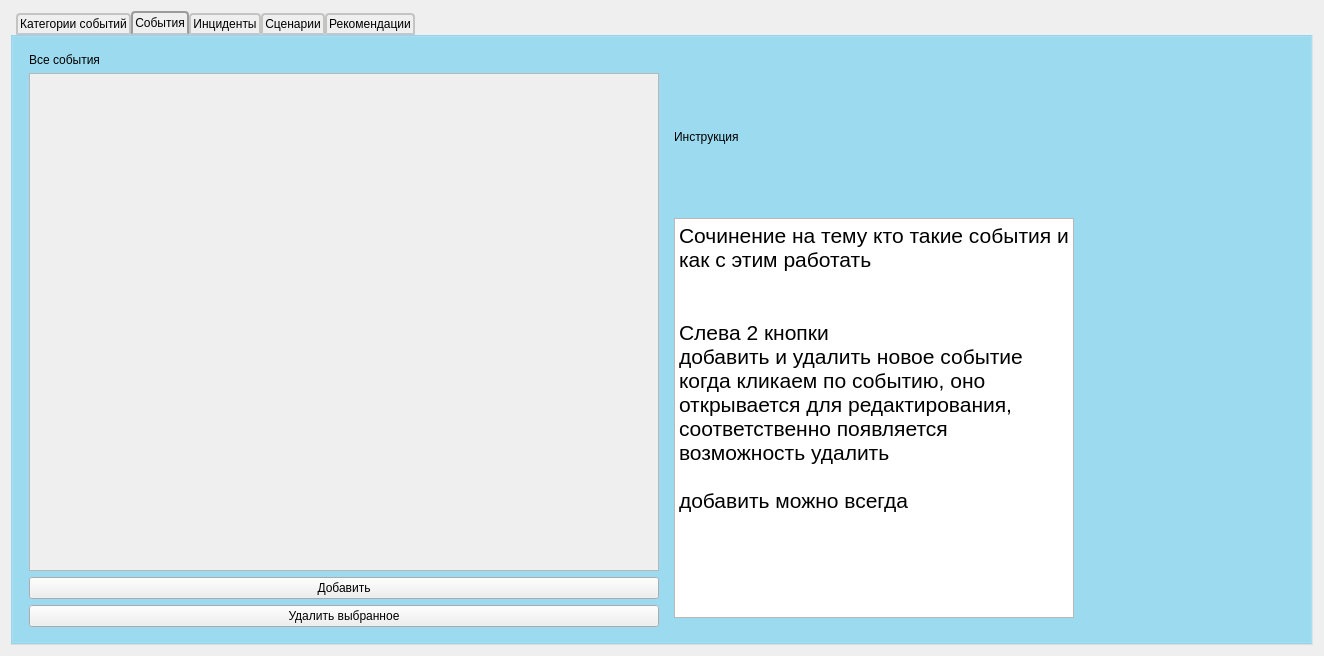
Qt form ui/admin/AdminEditMenuWidget.ui (xamlo721/SecurityHelper) before a commit.
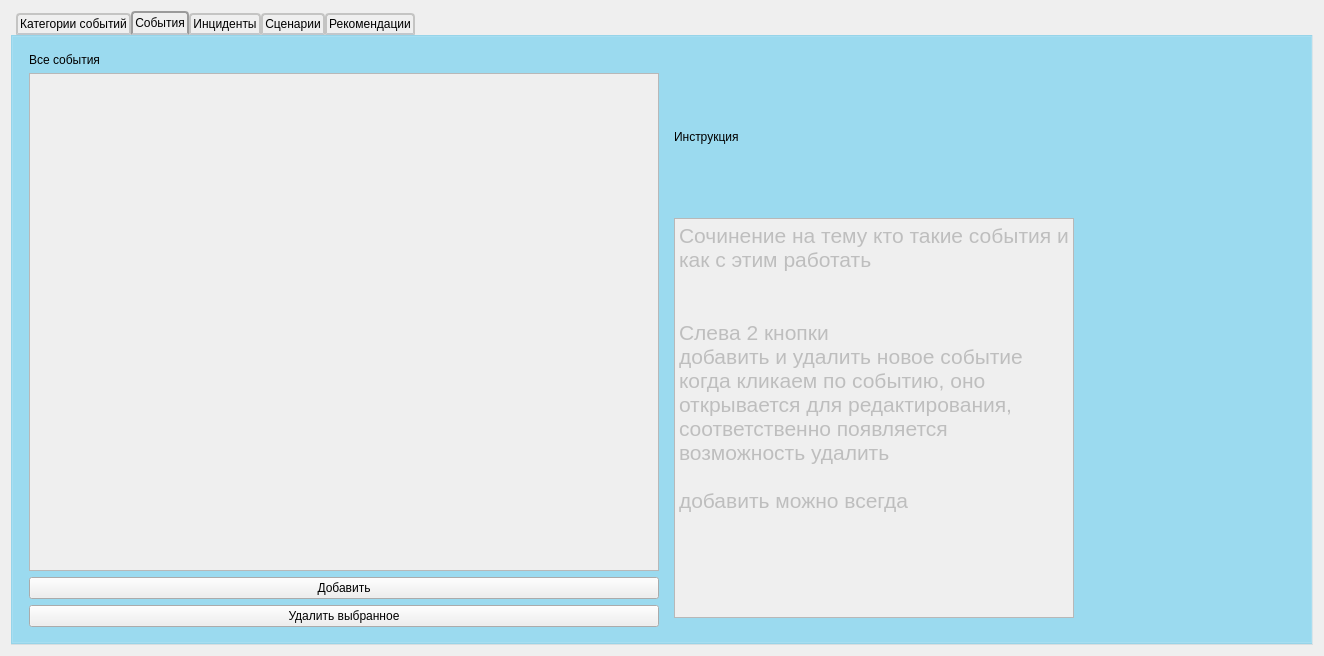
The same form after that commit. The open tabs and pages were chosen to show the change.

```diff
--- a/ui/admin/AdminEditMenuWidget.ui
+++ b/ui/admin/AdminEditMenuWidget.ui
@@ -264,6 +264,9 @@
       </layout>
      </widget>
      <widget class="QWidget" name="events">
+      <property name="enabled">
+       <bool>true</bool>
+      </property>
       <attribute name="title">
        <string>События</string>
       </attribute>
@@ -335,7 +338,7 @@
              <item>
               <widget class="QTextEdit" name="textEdit_instruction_2">
                <property name="enabled">
-                <bool>true</bool>
+                <bool>false</bool>
                </property>
                <property name="maximumSize">
                 <size>
```
Left out of the diff: 2 changed lines with no effect on the pictures.
